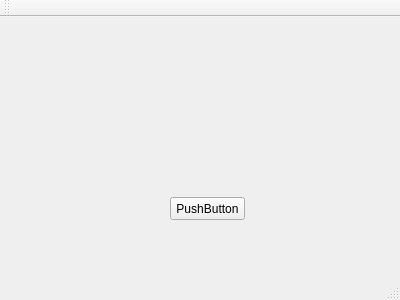
The window that qt/streamer/mainwindow_streamer.ui (steevo87/thermalvis) describes before a commit, drawn with Qt 5.
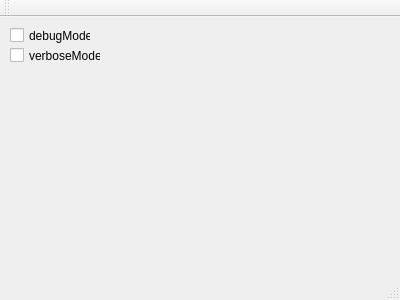
The same window after the commit.

```diff
--- a/qt/streamer/mainwindow_streamer.ui
+++ b/qt/streamer/mainwindow_streamer.ui
@@ -14,17 +14,30 @@
    <string>MainWindow_streamer</string>
   </property>
   <widget class="QWidget" name="centralWidget">
-   <widget class="QPushButton" name="pushButton">
+   <widget class="QCheckBox" name="debugMode">
     <property name="geometry">
      <rect>
-      <x>170</x>
-      <y>180</y>
-      <width>75</width>
-      <height>23</height>
+      <x>10</x>
+      <y>10</y>
+      <width>81</width>
+      <height>17</height>
      </rect>
     </property>
     <property name="text">
-     <string>PushButton</string>
+     <string>debugMode</string>
+    </property>
+   </widget>
+   <widget class="QCheckBox" name="verboseMode">
+    <property name="geometry">
+     <rect>
+      <x>10</x>
+      <y>30</y>
+      <width>91</width>
+      <height>17</height>
+     </rect>
+    </property>
+    <property name="text">
+     <string>verboseMode</string>
     </property>
    </widget>
   </widget>
```
